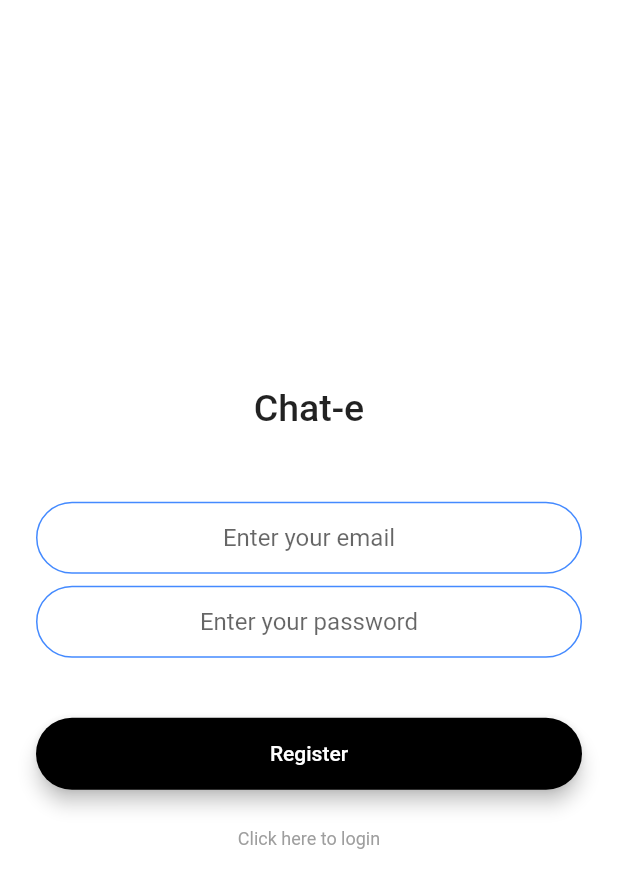
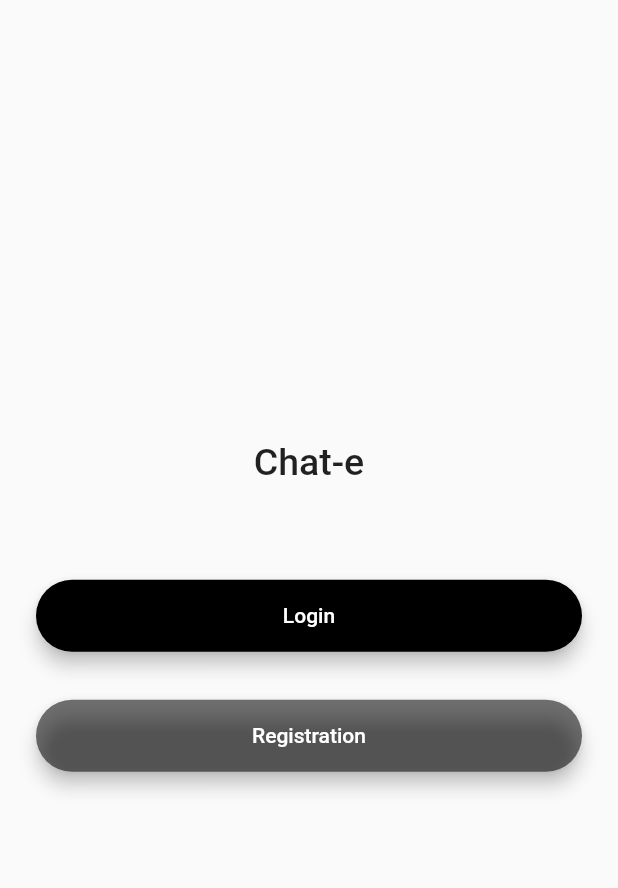
Before and after one commit to geeky8/chat, a Flutter app: the screen it shows after launch, on a phone screen of 412 x 824 dp. Shown: the top 888 px of the screen. Run offline on Flutter 3.47's test engine with Material 2 defaults, Android fonts, the phone set to English and light mode, and no system bars; drawn by our look-alikes of modal_progress_hud_nsn; our stand-ins replace cloud_firestore, firebase_auth, firebase_core; missing offline and left inert: flutter_facebook_login; accounts and stored records are empty.

Commit message:
commit 3.0

```diff
--- a/lib/main.dart
+++ b/lib/main.dart
@@ -1,7 +1,4 @@
-import 'package:chat/screens/chat_screen.dart';
-import 'package:chat/screens/login_screen.dart';
-import 'package:chat/screens/register_screen.dart';
-import 'package:firebase_auth/firebase_auth.dart';
+import 'package:chat/screens/welcome_screen.dart';
 import 'package:firebase_core/firebase_core.dart';
 import 'package:flutter/material.dart';
 
@@ -15,6 +12,7 @@ void main() async{
   runApp(MyApp());
 }
 
+
 class MyApp extends StatelessWidget {
   // This widget is the root of your application.
   @override
@@ -24,7 +22,7 @@ class MyApp extends StatelessWidget {
       theme: ThemeData(
         primarySwatch: Colors.blue,
       ),
-      home: RegistrationScreen(),
+      home: WelcomeScreen(),
     );
   }
 }
--- a/lib/screens/register_screen.dart
+++ b/lib/screens/register_screen.dart
@@ -1,6 +1,5 @@
 import 'package:chat/constants.dart';
 import 'package:chat/rounded_button.dart';
-import 'package:chat/screens/chat_screen.dart';
 import 'package:chat/screens/login_screen.dart';
 import 'package:firebase_auth/firebase_auth.dart';
 import 'package:flutter/material.dart';
--- /dev/null
+++ b/lib/screens/welcome_screen.dart
@@ -0,0 +1,71 @@
+import 'package:chat/rounded_button.dart';
+import 'package:chat/screens/chat_screen.dart';
+import 'package:chat/screens/login_screen.dart';
+import 'package:chat/screens/register_screen.dart';
+import 'package:firebase_auth/firebase_auth.dart';
+import 'package:flutter/material.dart';
+
+class WelcomeScreen extends StatefulWidget {
+  static String routeName = 'welcome_screen';
+  @override
+  _WelcomeScreenState createState() => _WelcomeScreenState();
+}
+
+class _WelcomeScreenState extends State<WelcomeScreen> {
+
+  void check_loggedIn() async{
+    if (await FirebaseAuth.instance.currentUser != null) {
+      Navigator.push(context, MaterialPageRoute(builder: (context)=>ChatScreen()));
+    }
+  }
+
+  @override
+  void initState() {
+    check_loggedIn();
+    super.initState();
+  }
+
+  @override
+  void dispose() {
+    super.dispose();
+  }
+
+  @override
+  Widget build(BuildContext context) {
+    return Scaffold(
+      body: Padding(
+        padding: EdgeInsets.symmetric(horizontal: 24.0),
+        child: Column(
+          mainAxisAlignment: MainAxisAlignment.center,
+          crossAxisAlignment: CrossAxisAlignment.stretch,
+          children: <Widget>[
+            Center(
+              child: Hero(
+                tag: 'logo',
+                child: Container(
+                  child: Text("Chat-e",style: TextStyle(fontSize: 25,fontWeight: FontWeight.w500),),
+                ),
+              ),
+            ),
+            SizedBox(
+              height: 48.0,
+            ),
+            RoundedButton(
+              colour: Colors.black,
+              title: 'Login',
+              onPressed: () {
+                Navigator.push(context, MaterialPageRoute(builder: (context)=>LoginScreen()));
+              },
+            ),
+            RoundedButton(
+              colour: Colors.black54,
+              title: 'Registration',
+              onPressed: () {
+                Navigator.push(context, MaterialPageRoute(builder: (context)=>RegistrationScreen()));
+              },),
+          ],
+        ),
+      ),
+    );
+  }
+}
```
Also changed, not shown: lib/screens/chat_screen.dart (+11 -1 lines).
